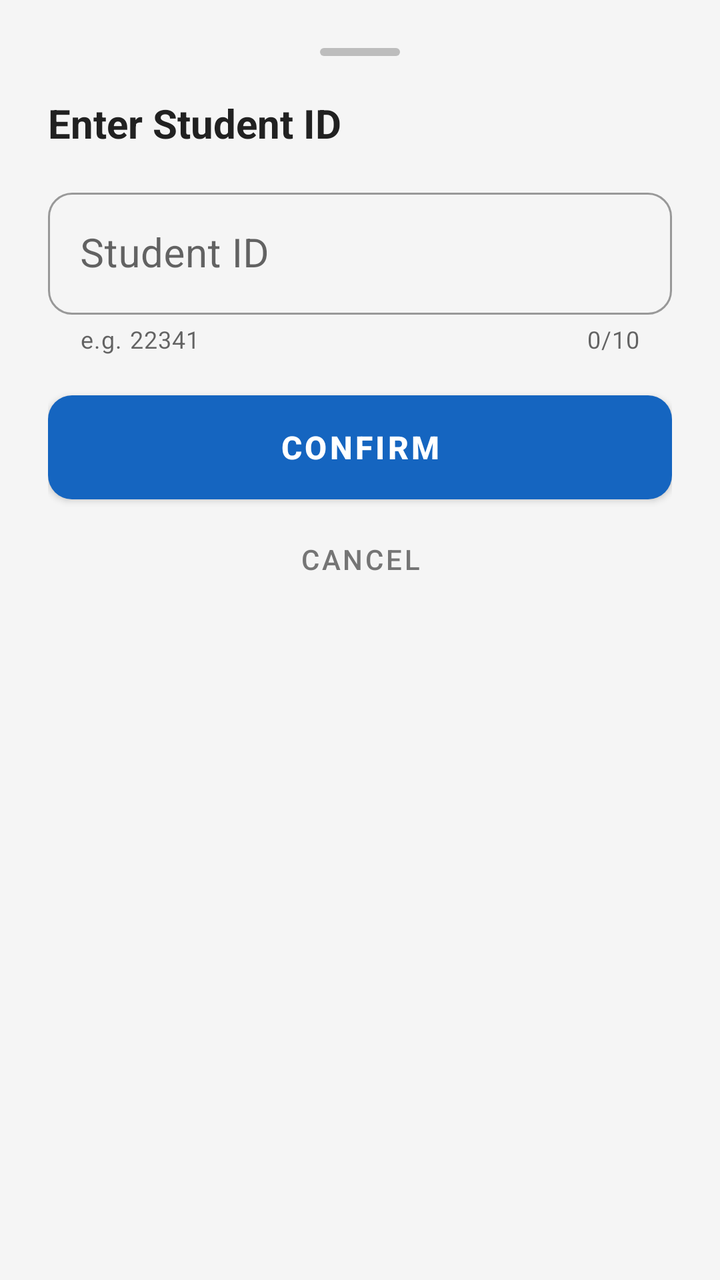
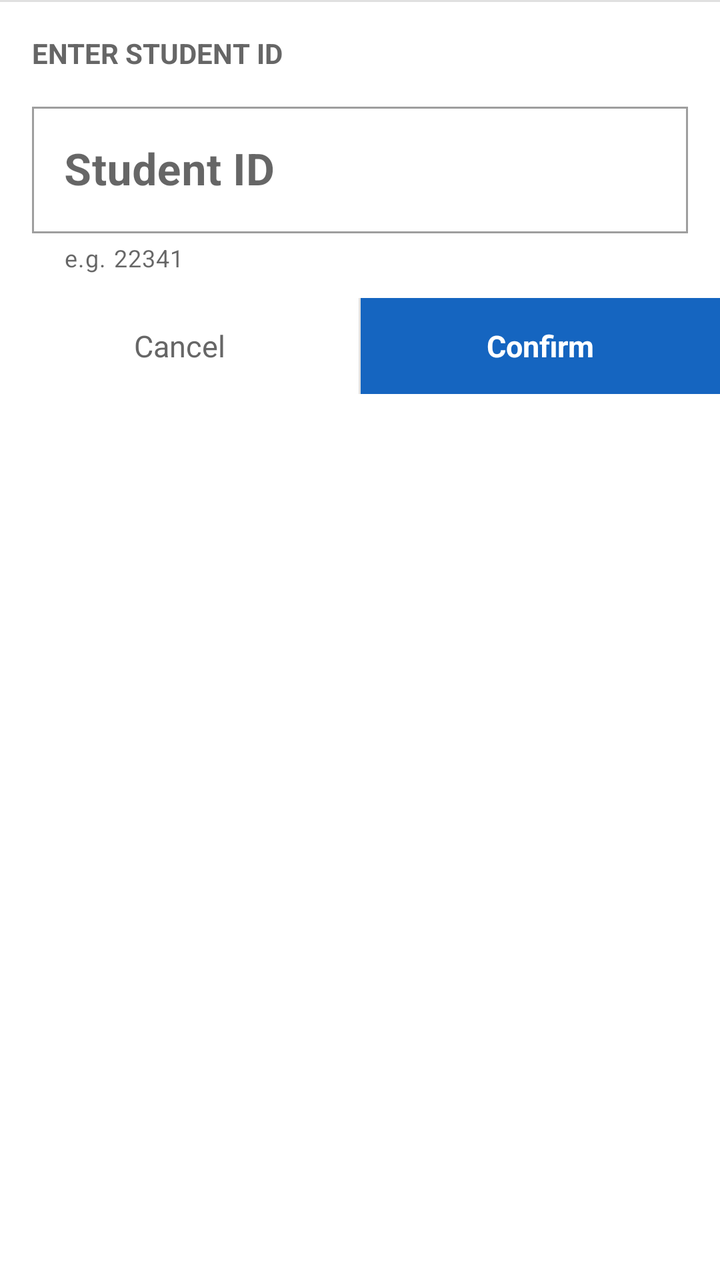

Compare the two renders of this Android layout. The source of the first and the diff that turns it into the second are given below.
<!-- AndroidManifest.xml: application theme Theme.DormCheck -->
<!-- res/layout/bottom_sheet_manual_input.xml -->
<?xml version="1.0" encoding="utf-8"?>
<LinearLayout xmlns:android="http://schemas.android.com/apk/res/android"
    xmlns:app="http://schemas.android.com/apk/res-auto"
    android:layout_width="match_parent"
    android:layout_height="wrap_content"
    android:orientation="vertical"
    android:padding="24dp">

    
    <View
        android:layout_width="40dp"
        android:layout_height="4dp"
        android:layout_gravity="center_horizontal"
        android:layout_marginBottom="20dp"
        android:background="@drawable/bg_drag_handle" />

    <TextView
        android:layout_width="match_parent"
        android:layout_height="wrap_content"
        android:text="@string/manual_input_title"
        android:textSize="20sp"
        android:textStyle="bold"
        android:textColor="@color/text_primary"
        android:layout_marginBottom="16dp" />

    <com.google.android.material.textfield.TextInputLayout
        android:id="@+id/input_layout"
        style="@style/Widget.MaterialComponents.TextInputLayout.OutlinedBox"
        android:layout_width="match_parent"
        android:layout_height="wrap_content"
        android:hint="@string/manual_input_hint_label"
        app:helperText="@string/manual_input_helper"
        app:helperTextEnabled="true"
        app:counterEnabled="true"
        app:counterMaxLength="10"
        app:endIconMode="clear_text"
        app:errorEnabled="true"
        app:boxCornerRadiusTopStart="12dp"
        app:boxCornerRadiusTopEnd="12dp"
        app:boxCornerRadiusBottomStart="12dp"
        app:boxCornerRadiusBottomEnd="12dp">

        <com.google.android.material.textfield.TextInputEditText
            android:id="@+id/edit_student_id"
            android:layout_width="match_parent"
            android:layout_height="wrap_content"
            android:inputType="number"
            android:textSize="20sp"
            android:imeOptions="actionDone"
            android:maxLength="10" />

    </com.google.android.material.textfield.TextInputLayout>

    <com.google.android.material.button.MaterialButton
        android:id="@+id/btn_confirm"
        android:layout_width="match_parent"
        android:layout_height="52dp"
        android:layout_marginTop="20dp"
        android:text="@string/confirm"
        android:textSize="16sp"
        android:textStyle="bold"
        android:insetTop="0dp"
        android:insetBottom="0dp"
        app:cornerRadius="12dp"
        app:backgroundTint="@color/primary" />

    <com.google.android.material.button.MaterialButton
        android:id="@+id/btn_cancel"
        style="@style/Widget.MaterialComponents.Button.TextButton"
        android:layout_width="match_parent"
        android:layout_height="44dp"
        android:layout_marginTop="8dp"
        android:text="@string/cancel"
        android:textSize="14sp"
        android:textColor="@color/text_secondary"
        android:insetTop="0dp"
        android:insetBottom="0dp" />

</LinearLayout>
<!-- resources referenced by this layout -->
<resources>
  <color name="primary">#1565C0</color>
  <color name="text_primary">#212121</color>
  <color name="text_secondary">#757575</color>
  <!-- drawable bg_drag_handle (drawable) -->
  <?xml version="1.0" encoding="utf-8"?>
  <shape xmlns:android="http://schemas.android.com/apk/res/android"
      android:shape="rectangle">
      <solid android:color="@color/divider" />
      <corners android:radius="2dp" />
  </shape>
  <string name="cancel">Cancel</string>
  <string name="confirm">Confirm</string>
  <string name="manual_input_helper">e.g. 22341</string>
  <string name="manual_input_hint_label">Student ID</string>
  <string name="manual_input_title">Enter Student ID</string>
  <style name="Theme.DormCheck" parent="Theme.MaterialComponents.Light.NoActionBar">
          <item name="colorPrimary">@color/primary</item>
          <item name="colorPrimaryDark">@color/primary_dark</item>
          <item name="colorAccent">@color/accent</item>
          <item name="android:statusBarColor">@color/status_bar</item>
          <item name="android:windowBackground">@color/background</item>
      </style>
  <color name="divider">#BDBDBD</color>
  <color name="primary_dark">#0D47A1</color>
  <color name="accent">#FF6F00</color>
  <color name="status_bar">#0D47A1</color>
  <color name="background">#F5F5F5</color>
</resources>

<!-- the commit's change to res/layout/bottom_sheet_manual_input.xml (unified diff, before → after) -->
@@ -4,76 +4,89 @@
     android:layout_width="match_parent"
     android:layout_height="wrap_content"
     android:orientation="vertical"
-    android:padding="24dp">
+    android:background="@color/background">
 
-    
     <View
-        android:layout_width="40dp"
-        android:layout_height="4dp"
-        android:layout_gravity="center_horizontal"
-        android:layout_marginBottom="20dp"
-        android:background="@drawable/bg_drag_handle" />
+        android:layout_width="match_parent"
+        android:layout_height="1dp"
+        android:background="@color/divider" />
 
     <TextView
         android:layout_width="match_parent"
         android:layout_height="wrap_content"
+        android:paddingStart="16dp"
+        android:paddingEnd="16dp"
+        android:paddingTop="16dp"
         android:text="@string/manual_input_title"
-        android:textSize="20sp"
+        android:textSize="14sp"
         android:textStyle="bold"
-        android:textColor="@color/text_primary"
-        android:layout_marginBottom="16dp" />
+        android:textAllCaps="true"
+        android:textColor="@color/text_secondary" />
 
     <com.google.android.material.textfield.TextInputLayout
         android:id="@+id/input_layout"
         style="@style/Widget.MaterialComponents.TextInputLayout.OutlinedBox"
         android:layout_width="match_parent"
         android:layout_height="wrap_content"
+        android:layout_marginStart="16dp"
+        android:layout_marginEnd="16dp"
+        android:layout_marginTop="12dp"
         android:hint="@string/manual_input_hint_label"
         app:helperText="@string/manual_input_helper"
         app:helperTextEnabled="true"
-        app:counterEnabled="true"
-        app:counterMaxLength="10"
         app:endIconMode="clear_text"
         app:errorEnabled="true"
-        app:boxCornerRadiusTopStart="12dp"
-        app:boxCornerRadiusTopEnd="12dp"
-        app:boxCornerRadiusBottomStart="12dp"
-        app:boxCornerRadiusBottomEnd="12dp">
+        app:boxCornerRadiusTopStart="0dp"
+        app:boxCornerRadiusTopEnd="0dp"
+        app:boxCornerRadiusBottomStart="0dp"
+        app:boxCornerRadiusBottomEnd="0dp">
 
         <com.google.android.material.textfield.TextInputEditText
             android:id="@+id/edit_student_id"
             android:layout_width="match_parent"
             android:layout_height="wrap_content"
             android:inputType="number"
-            android:textSize="20sp"
+            android:textSize="22sp"
+            android:textStyle="bold"
             android:imeOptions="actionDone"
             android:maxLength="10" />
 
     </com.google.android.material.textfield.TextInputLayout>
 
-    <com.google.android.material.button.MaterialButton
-        android:id="@+id/btn_confirm"
+    <LinearLayout
         android:layout_width="match_parent"
-        android:layout_height="52dp"
-        android:layout_marginTop="20dp"
-        android:text="@string/confirm"
-        android:textSize="16sp"
-        android:textStyle="bold"
-        android:insetTop="0dp"
-        android:insetBottom="0dp"
-        app:cornerRadius="12dp"
-        app:backgroundTint="@color/primary" />
+        android:layout_height="wrap_content"
+        android:layout_marginTop="12dp"
+        android:orientation="horizontal">
 
-    <com.google.android.material.button.MaterialButton
-        android:id="@+id/btn_cancel"
-        style="@style/Widget.MaterialComponents.Button.TextButton"
-        android:layout_width="match_parent"
-        android:layout_height="44dp"
-        android:layout_marginTop="8dp"
-        android:text="@string/cancel"
-        android:textSize="14sp"
-        android:textColor="@color/text_secondary"
-        android:insetTop="0dp"
-        android:insetBottom="0dp" />
+        <TextView
+            android:id="@+id/btn_cancel"
+            android:layout_width="0dp"
+            android:layout_height="48dp"
+            android:layout_weight="1"
+            android:gravity="center"
+            android:text="@string/cancel"
+            android:textSize="15sp"
+            android:textColor="@color/text_secondary"
+            android:background="?attr/selectableItemBackground" />
+
+        <View
+            android:layout_width="1dp"
+            android:layout_height="match_parent"
+            android:background="@color/divider" />
+
+        <TextView
+            android:id="@+id/btn_confirm"
+            android:layout_width="0dp"
+            android:layout_height="48dp"
+            android:layout_weight="1"
+            android:gravity="center"
+            android:text="@string/confirm"
+            android:textSize="15sp"
+            android:textStyle="bold"
+            android:textColor="@color/white"
+            android:background="@color/accent" />
+
+    </LinearLayout>
 
 </LinearLayout>
<!-- resource entries referenced after the edit -->
@@ -1,15 +1,8 @@
 <!-- resources referenced by this layout -->
 <resources>
   <color name="primary">#1565C0</color>
-  <color name="text_primary">#212121</color>
-  <color name="text_secondary">#757575</color>
-  <!-- drawable bg_drag_handle (drawable) -->
-  <?xml version="1.0" encoding="utf-8"?>
-  <shape xmlns:android="http://schemas.android.com/apk/res/android"
-      android:shape="rectangle">
-      <solid android:color="@color/divider" />
-      <corners android:radius="2dp" />
-  </shape>
+  <color name="text_secondary">#666666</color>
+  <color name="white">#FFFFFF</color>
   <string name="cancel">Cancel</string>
   <string name="confirm">Confirm</string>
   <string name="manual_input_helper">e.g. 22341</string>
@@ -22,10 +15,10 @@
           <item name="android:statusBarColor">@color/status_bar</item>
           <item name="android:windowBackground">@color/background</item>
       </style>
-  <color name="divider">#BDBDBD</color>
+  <color name="divider">#E0E0E0</color>
   <color name="primary_dark">#0D47A1</color>
-  <color name="accent">#FF6F00</color>
-  <color name="status_bar">#0D47A1</color>
-  <color name="background">#F5F5F5</color>
+  <color name="accent">#1565C0</color>
+  <color name="status_bar">#000000</color>
+  <color name="background">#FFFFFF</color>
 </resources>
 
